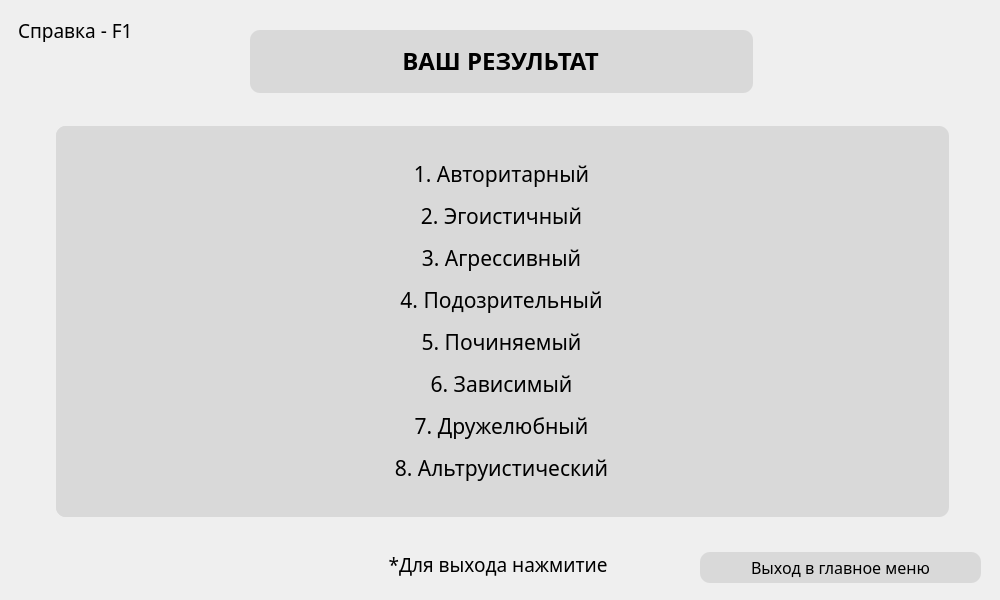
The window that ui/ResultTorson.ui (xamlo721/PsychologyTestApp) describes before a commit, drawn with Qt 5.
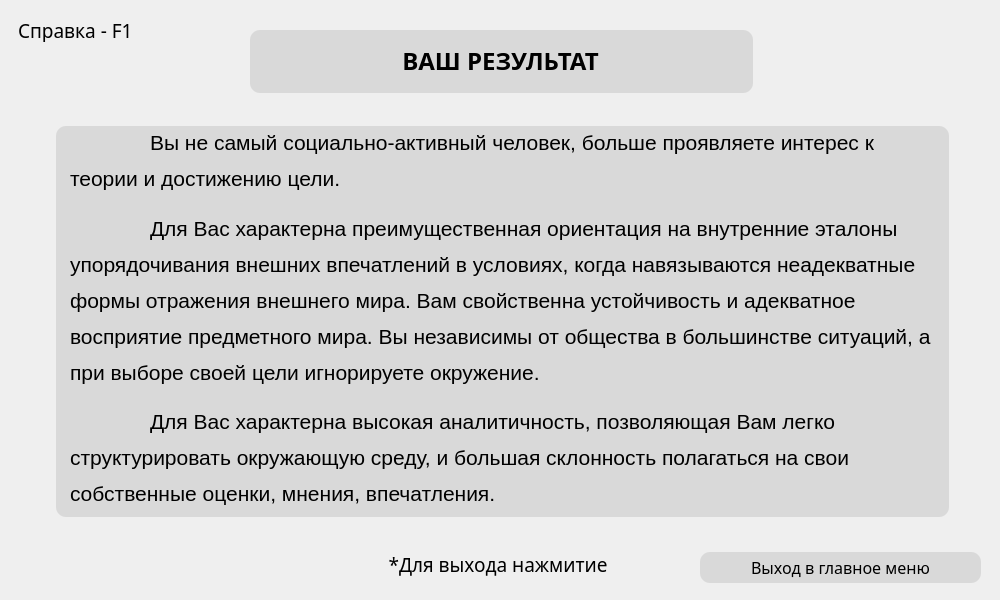
The same window after the commit. Icons and pictures are not drawn.

Commit message: refactor Torston result & logic

```diff
--- a/ui/ResultTorson.ui
+++ b/ui/ResultTorson.ui
@@ -161,26 +161,29 @@
 	background-color:rgba(217, 217, 217, 1);
 }</string>
    </property>
-   <widget class="QLabel" name="label">
+   <widget class="QTextEdit" name="textEdit">
     <property name="geometry">
      <rect>
-      <x>0</x>
+      <x>10</x>
       <y>0</y>
-      <width>891</width>
+      <width>871</width>
       <height>391</height>
      </rect>
     </property>
-    <property name="font">
-     <font>
-      <family>Montserrat Medium</family>
-      <pointsize>16</pointsize>
-     </font>
+    <property name="verticalScrollBarPolicy">
+     <enum>Qt::ScrollBarAlwaysOff</enum>
     </property>
-    <property name="text">
-     <string>&lt;html&gt;&lt;head/&gt;&lt;body&gt;&lt;p&gt;1. Авторитарный&lt;/p&gt;&lt;p&gt;2. Эгоистичный&lt;/p&gt;&lt;p&gt;3. Агрессивный&lt;/p&gt;&lt;p&gt;4. Подозрительный&lt;/p&gt;&lt;p&gt;5. Починяемый&lt;/p&gt;&lt;p&gt;6. Зависимый&lt;/p&gt;&lt;p&gt;7. Дружелюбный&lt;/p&gt;&lt;p&gt;8. Альтруистический&lt;/p&gt;&lt;/body&gt;&lt;/html&gt;</string>
+    <property name="horizontalScrollBarPolicy">
+     <enum>Qt::ScrollBarAlwaysOff</enum>
     </property>
-    <property name="alignment">
-     <set>Qt::AlignCenter</set>
+    <property name="html">
+     <string>&lt;!DOCTYPE HTML PUBLIC &quot;-//W3C//DTD HTML 4.0//EN&quot; &quot;http://www.w3.org/TR/REC-html40/strict.dtd&quot;&gt;
+&lt;html&gt;&lt;head&gt;&lt;meta name=&quot;qrichtext&quot; content=&quot;1&quot; /&gt;&lt;style type=&quot;text/css&quot;&gt;
+p, li { white-space: pre-wrap; }
+&lt;/style&gt;&lt;/head&gt;&lt;body style=&quot; font-family:'MS Shell Dlg 2'; font-size:8.25pt; font-weight:400; font-style:normal;&quot;&gt;
+&lt;p style=&quot; margin-top:12px; margin-bottom:12px; margin-left:0px; margin-right:0px; -qt-block-indent:0; text-indent:0px; line-height:150%;&quot;&gt;&lt;span style=&quot; font-family:'Times New Roman'; font-size:16pt; color:#000000;&quot;&gt;	Вы не самый социально-активный человек, больше проявляете интерес к теории и достижению цели. &lt;/span&gt;&lt;/p&gt;
+&lt;p style=&quot; margin-top:12px; margin-bottom:12px; margin-left:0px; margin-right:0px; -qt-block-indent:0; text-indent:0px; line-height:150%;&quot;&gt;&lt;span style=&quot; font-family:'Times New Roman'; font-size:16pt; color:#000000;&quot;&gt;	Для Вас характерна преимущественная ориентация на внутренние эталоны упорядочивания внешних впечатлений в условиях, когда навязываются неадекватные формы отражения внешнего мира. Вам свойственна устойчивость и адекватное восприятие предметного мира. Вы независимы от общества в большинстве ситуаций, а при выборе своей цели игнорируете окружение. &lt;/span&gt;&lt;/p&gt;
+&lt;p style=&quot; margin-top:12px; margin-bottom:12px; margin-left:0px; margin-right:0px; -qt-block-indent:0; text-indent:0px; line-height:150%;&quot;&gt;&lt;span style=&quot; font-family:'Times New Roman'; font-size:16pt; color:#000000;&quot;&gt;	Для Вас характерна высокая аналитичность, позволяющая Вам легко структурировать окружающую среду, и большая склонность полагаться на свои собственные оценки, мнения, впечатления.&lt;/span&gt;&lt;/p&gt;&lt;/body&gt;&lt;/html&gt;</string>
     </property>
    </widget>
   </widget>
```
The commit also changes 12 other files.
